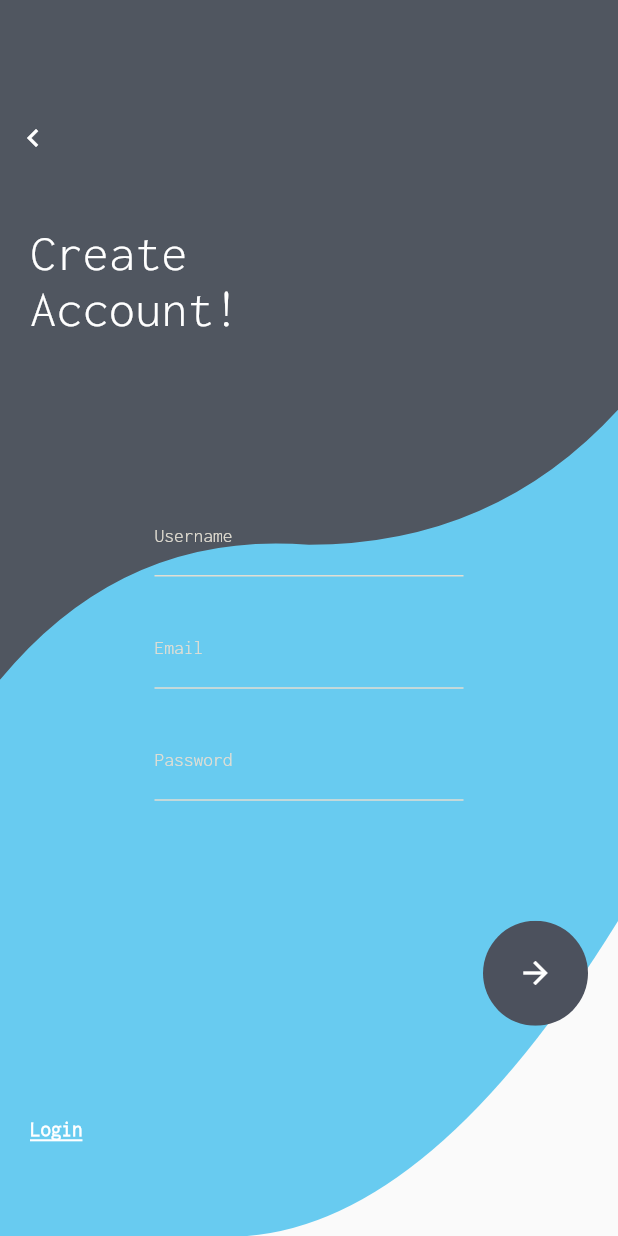
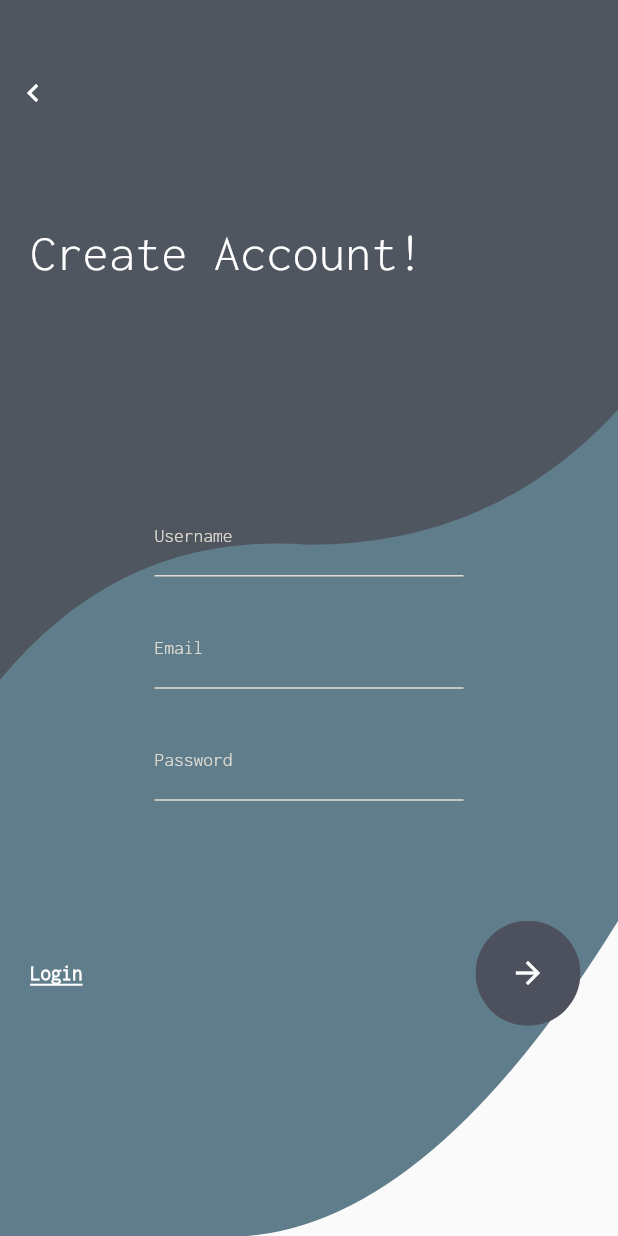
Before and after one commit to DEVSOG12/puzzzi, a Flutter app: the SignInPage screen opened directly, after a tap on "Register", on a phone screen of 412 x 824 dp. Run offline on Flutter 3.47's test engine with Material 2 defaults, Android fonts, the phone set to English and light mode, and no system bars; our stand-ins replace cloud_firestore, firebase_auth, firebase_core, flutter_animation_progress_bar, fluttertoast, package_info and 2 more; missing offline and left inert: encrypt, proste_bezier_curve; accounts and stored records are empty; network calls fail.

Commit message:
UI fixes

```diff
--- a/lib/widgets/game/material/sheets.dart
+++ b/lib/widgets/game/material/sheets.dart
@@ -4,6 +4,7 @@
 import 'dart:math';
 
 import 'package:firebase_auth/firebase_auth.dart';
+import 'package:fluttertoast/fluttertoast.dart';
 import 'package:puzzzi/config/ui.dart';
 import 'package:puzzzi/data/board.dart';
 // import 'package:puzzzi/utils/platform.dart';
@@ -111,13 +112,19 @@ Widget createMoreBottomSheet(
                     const BorderRadius.all(const Radius.circular(16.0)),
               ),
               onPressed: () {
+                if (!mode && FirebaseAuth.instance.currentUser == null) {
+                  Fluttertoast.showToast(
+                      msg: "You cannot change mode except you are logged in");
+                } else {
                   Navigator.pushReplacement(
                       context,
                       MaterialPageRoute(
                           builder: (_) => Intro(
-                            islogged: FirebaseAuth.instance.currentUser != null,
+                              islogged:
+                                  FirebaseAuth.instance.currentUser != null,
                               mode: !mode)));
                   mode = !mode;
+                }
               },
               child: Text(mode ? "Level Mode" : "Free Mode"),
             ),
--- a/lib/widgets/src/Widget/signupContainer.dart
+++ b/lib/widgets/src/Widget/signupContainer.dart
@@ -15,9 +15,7 @@ class SignUpContainer extends StatelessWidget {
           child: Container(
             height: MediaQuery.of(context).size.height * 1,
             width: MediaQuery.of(context).size.width * 1,
-            decoration: const BoxDecoration(
-              color: Color.fromRGBO(104, 203, 240, 1),
-            ),
+            decoration: const BoxDecoration(color: Colors.blueGrey),
           ),
         ),
         ClipPath(
@@ -30,7 +28,7 @@ class SignUpContainer extends StatelessWidget {
             ),
             child: const Padding(
               padding: EdgeInsets.symmetric(vertical: 150, horizontal: 20),
-              child: Text('Create \nAccount!',
+              child: Text('Create Account!',
                   textAlign: TextAlign.left,
                   overflow: TextOverflow.ellipsis,
                   style: TextStyle(
--- a/lib/widgets/src/Widget/singinContainer.dart
+++ b/lib/widgets/src/Widget/singinContainer.dart
@@ -15,9 +15,7 @@ class SigninContainer extends StatelessWidget {
           child: Container(
             height: MediaQuery.of(context).size.height * 1,
             width: MediaQuery.of(context).size.width * 1,
-            decoration: const BoxDecoration(
-              color: Color.fromRGBO(104, 203, 240, 1),
-            ),
+            decoration: const BoxDecoration(color: Colors.blueGrey),
           ),
         ),
         ClipPath(
@@ -29,13 +27,13 @@ class SigninContainer extends StatelessWidget {
               color: Color.fromRGBO(80, 86, 96, 1),
             ),
             child: const Padding(
-              padding:  EdgeInsets.symmetric(vertical: 150, horizontal: 20),
-              child:  Text('Welcome \nBack!',
+              padding: EdgeInsets.symmetric(vertical: 150, horizontal: 20),
+              child: Text('Welcome Back!',
                   textAlign: TextAlign.left,
                   overflow: TextOverflow.ellipsis,
                   style: TextStyle(
                     color: Colors.white,
-                    fontSize: 35,
+                    fontSize: 33,
                     fontWeight: FontWeight.w400,
                     // height: 5.5
                   )),
--- a/lib/widgets/src/signin.dart
+++ b/lib/widgets/src/signin.dart
@@ -105,10 +105,10 @@ class _SignInPageState extends State<SignInPage> {
   Widget _submitButton() {
     return isloading
         ? const CircularProgressIndicator()
-        : component2(
-            'LOGIN',
-            2.58,
-            () async {
+        : Align(
+            alignment: Alignment.centerRight,
+            child: InkWell(
+              onTap: () async {
                 HapticFeedback.lightImpact();
                 setState(() {
                   isloading = true;
@@ -130,14 +130,42 @@ class _SignInPageState extends State<SignInPage> {
                   }
                 }
                 if (user is! UserCredential) {
-                ScaffoldMessenger.of(context).showSnackBar(
-                    SnackBar(content: Text("Error: " + user.toString())));
+                  ScaffoldMessenger.of(context).showSnackBar(SnackBar(
+                      content: Text("Error: " +
+                          user
+                              .toString()
+                              .substring(120, user.toString().length - 1))));
                   log("Error");
                   setState(() {
                     isloading = false;
                   });
                 }
               },
+              child: Row(
+                  mainAxisAlignment: MainAxisAlignment.spaceBetween,
+                  children: [
+                    const Text(
+                      '',
+                      style: TextStyle(
+                          color: Colors.white,
+                          fontSize: 25,
+                          fontWeight: FontWeight.w500,
+                          height: 1.6),
+                    ),
+                    SizedBox.fromSize(
+                      size: const Size.square(70.0), // button width and height
+                      child: ClipOval(
+                        child: Material(
+                          color: const Color.fromRGBO(76, 81, 93, 1),
+                          child: isloading
+                              ? const CircularProgressIndicator()
+                              : const Icon(Icons.arrow_forward,
+                                  color: Colors.white), // button color
+                        ),
+                      ),
+                    ),
+                  ]),
+            ),
           );
   }
 
--- a/lib/widgets/src/signup.dart
+++ b/lib/widgets/src/signup.dart
@@ -191,8 +191,10 @@ class _SignUpPageState extends State<SignUpPage> {
                 if (widget.function != null) {
                   widget.function;
                 }
-                Navigator.push(context,
-                    MaterialPageRoute(builder: (_) => const GamePage(islogged: true)));
+                Navigator.push(
+                    context,
+                    MaterialPageRoute(
+                        builder: (_) => const GamePage(islogged: true)));
               }
             }
             if (user! is! UserCredential) {
@@ -285,16 +287,23 @@ class _SignUpPageState extends State<SignUpPage> {
                         const SizedBox(height: 20),
                         _passwordWidget(),
                         const SizedBox(height: 80),
-                        _submitButton(),
-                        SizedBox(height: height * .050),
-                        _createLoginLabel(),
+                        Row(
+                          children: [
+                            _createLoginLabel(),
+                            SizedBox(
+                              width: MediaQuery.of(context).size.width - 150,
+                            ),
+                            _submitButton(),
+                          ],
+                        ),
+                        // SizedBox(height: height * .050),
                       ],
                     ),
                   ),
                 ],
               ),
             ),
-            Positioned(top: 60, left: 0, child: _backButton()),
+            Positioned(top: 30, left: 0, child: _backButton()),
           ],
         ),
       ),
```
Also changed, not shown: lib/widgets/game/material/level_page.dart (line endings or trailing spaces), 1 other file. Lines whose indentation alone changed are shown as unchanged.
